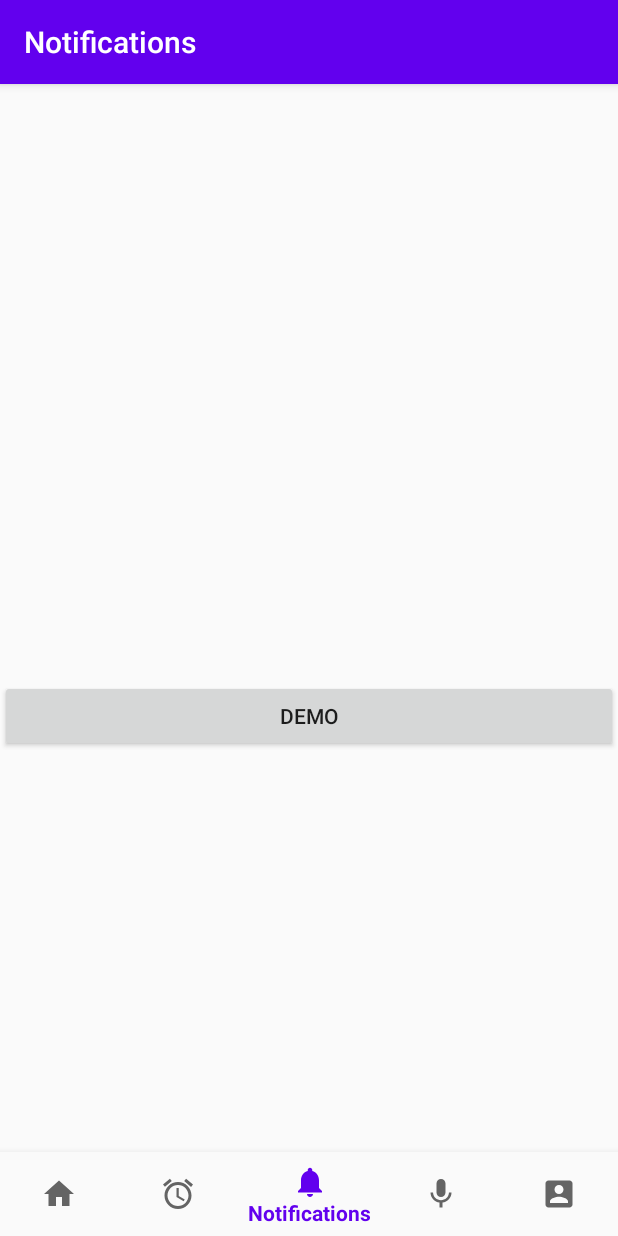
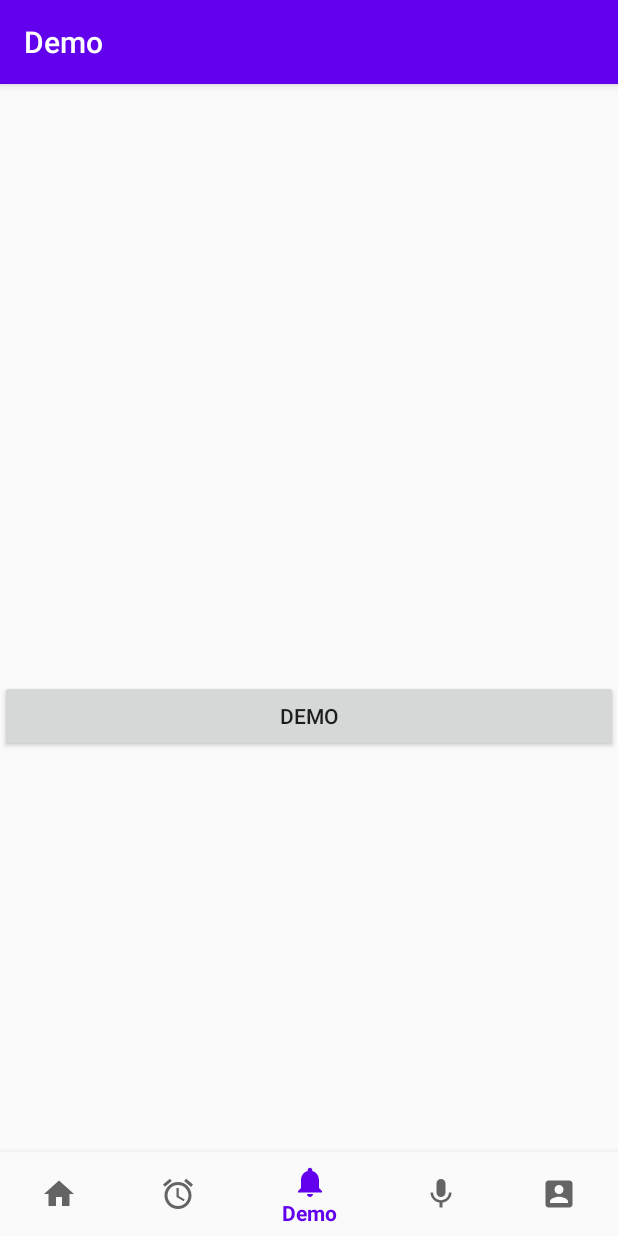
Before and after one commit to RileyLipinski/AlarmBuddyClock, an Android app: the DemoFragment screen opened through its navigation route, on a phone screen of 412 x 824 dp. Run offline under Robolectric (Android 15) with nearby library versions, the phone set to English and light mode, and no system bars; our stand-ins replace navigation-ui.

Commit message:
Renamed NotificationsFragment to DemoFragment

```diff
--- a/android/app/src/main/java/edu/ust/alarmbuddy/ui/notifications/NotificationsFragment.java
+++ b/android/app/src/main/java/edu/ust/alarmbuddy/ui/notifications/DemoFragment.java
@@ -14,17 +14,17 @@ import androidx.lifecycle.ViewModelProviders;
 import edu.ust.alarmbuddy.R;
 import edu.ust.alarmbuddy.ui.alarm.AlarmNoisemaker;
 
-public class NotificationsFragment extends Fragment {
+public class DemoFragment extends Fragment {
 
-	private NotificationsViewModel notificationsViewModel;
+	private DemoViewModel demoViewModel;
 
 	public View onCreateView(@NonNull LayoutInflater inflater,
 		ViewGroup container, Bundle savedInstanceState) {
-		notificationsViewModel =
-			ViewModelProviders.of(this).get(NotificationsViewModel.class);
-		View root = inflater.inflate(R.layout.fragment_notifications, container, false);
+		demoViewModel =
+			ViewModelProviders.of(this).get(DemoViewModel.class);
+		View root = inflater.inflate(R.layout.fragment_demo, container, false);
 		final TextView textView = root.findViewById(R.id.text_notifications);
-		notificationsViewModel.getText().observe(getViewLifecycleOwner(), new Observer<String>() {
+		demoViewModel.getText().observe(getViewLifecycleOwner(), new Observer<String>() {
 			@Override
 			public void onChanged(@Nullable String s) {
 				textView.setText(s);
@@ -32,8 +32,12 @@ public class NotificationsFragment extends Fragment {
 		});
 		final Button demoButton = root.findViewById(R.id.demo_button);
 		demoButton.setOnClickListener(view -> {
-			AlarmNoisemaker.demoButton(getContext());
+			demoButton();
 		});
 		return root;
 	}
+
+	public void demoButton() {
+		startActivity(new Intent(getContext(),AlexaActivity.class));
+	}
 }
--- a/android/app/src/main/java/edu/ust/alarmbuddy/ui/notifications/NotificationsViewModel.java
+++ b/android/app/src/main/java/edu/ust/alarmbuddy/ui/notifications/DemoViewModel.java
@@ -4,13 +4,13 @@ import androidx.lifecycle.LiveData;
 import androidx.lifecycle.MutableLiveData;
 import androidx.lifecycle.ViewModel;
 
-public class NotificationsViewModel extends ViewModel {
+public class DemoViewModel extends ViewModel {
 
 	private final MutableLiveData<String> mText;
 
-	public NotificationsViewModel() {
+	public DemoViewModel() {
 		mText = new MutableLiveData<>();
-		mText.setValue("This is notifications fragment");
+		mText.setValue("This is demo fragment");
 	}
 
 	public LiveData<String> getText() {
--- a/android/app/src/main/res/layout/fragment_notifications.xml
+++ b/android/app/src/main/res/layout/fragment_demo.xml
@@ -5,7 +5,7 @@
   xmlns:tools="http://schemas.android.com/tools"
   android:layout_width="match_parent"
   android:layout_height="match_parent"
-  tools:context=".ui.notifications.NotificationsFragment">
+  tools:context=".ui.notifications.DemoFragment">
 
   <Button
     android:id="@+id/demo_button"
--- a/android/app/src/main/res/menu/bottom_nav_menu.xml
+++ b/android/app/src/main/res/menu/bottom_nav_menu.xml
@@ -14,7 +14,7 @@
   <item
     android:id="@+id/navigation_notifications"
     android:icon="@drawable/ic_notifications_black_24dp"
-    android:title="@string/title_notifications"/>
+    android:title="@string/title_demo"/>
   <item
     android:id="@+id/navigation_record_audio"
     android:icon="@drawable/ic_baseline_mic_24"
--- a/android/app/src/main/res/navigation/mobile_navigation.xml
+++ b/android/app/src/main/res/navigation/mobile_navigation.xml
@@ -19,9 +19,9 @@
 
   <fragment
     android:id="@+id/navigation_notifications"
-    android:name="edu.ust.alarmbuddy.ui.notifications.NotificationsFragment"
-    android:label="@string/title_notifications"
-    tools:layout="@layout/fragment_notifications"/>
+    android:name="edu.ust.alarmbuddy.ui.notifications.DemoFragment"
+    android:label="@string/title_demo"
+    tools:layout="@layout/fragment_demo"/>
   <fragment
     android:id="@+id/navigation_record_audio"
     android:name="edu.ust.alarmbuddy.ui.record_audio.RecordAudioFragment"
--- a/android/app/src/main/res/values/strings.xml
+++ b/android/app/src/main/res/values/strings.xml
@@ -2,7 +2,7 @@
   <string name="app_name">Android</string>
   <string name="title_home">Home</string>
   <string name="title_alarm">Alarm</string>
-  <string name="title_notifications">Notifications</string>
+  <string name="title_demo">Demo</string>
   <string name="title_record_audio">Record Audio</string>
   <string name="title_friends">Friends</string>
   <string name="large_text">
```
